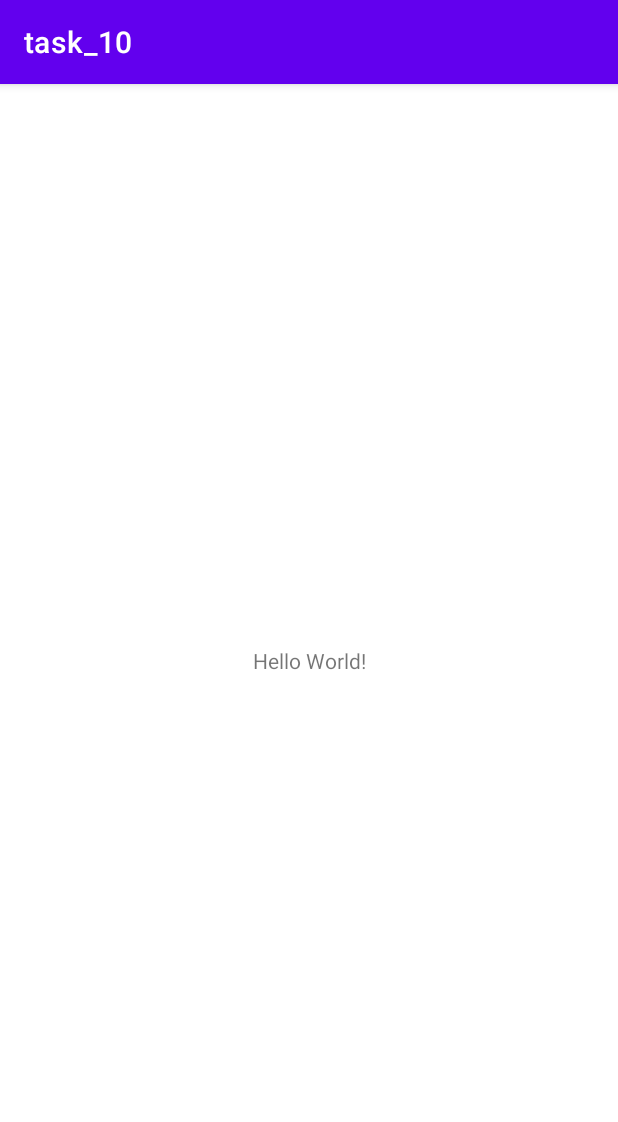
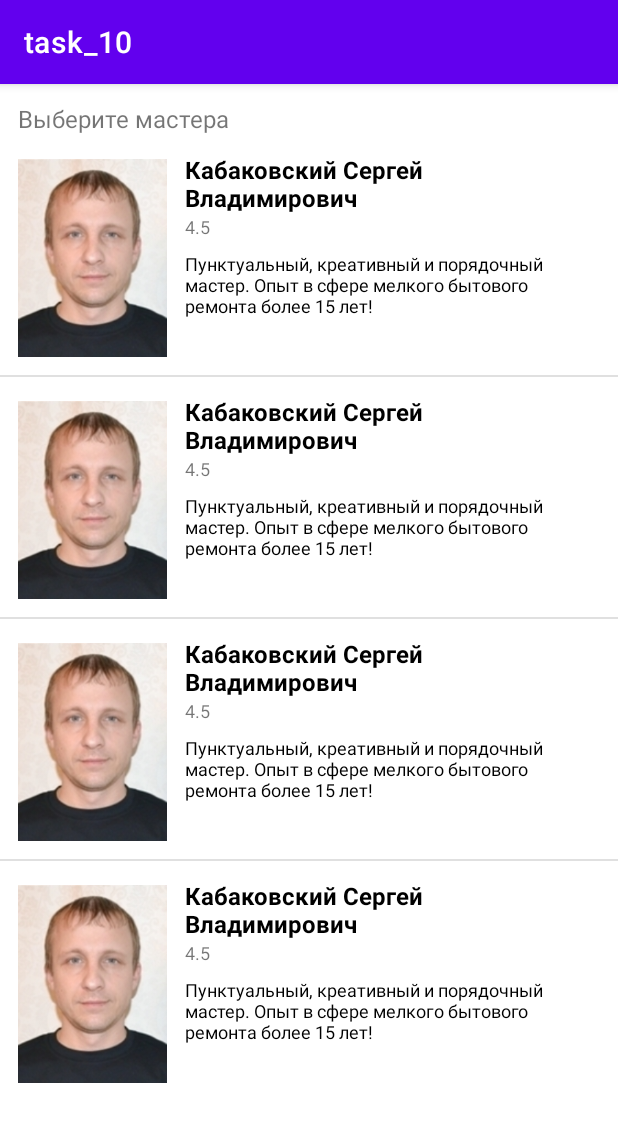
Before and after one commit to ianomokonov/mobile_2021, an Android app: the screen it shows after launch (MainActivity), on a phone screen of 412 x 824 dp. Shown: the top 1122 px of the screen. Run offline under Robolectric (Android 15) with nearby library versions, the phone set to English and light mode, and no system bars.

Commit message:
список мастеров

```diff
--- a/task_10/app/src/main/java/com/example/task_10/MainActivity.java
+++ b/task_10/app/src/main/java/com/example/task_10/MainActivity.java
@@ -3,12 +3,27 @@ package com.example.task_10;
 import androidx.appcompat.app.AppCompatActivity;
 
 import android.os.Bundle;
+import android.widget.ArrayAdapter;
+import android.widget.ListView;
+
+import com.example.task_10.models.MainListItem;
 
 public class MainActivity extends AppCompatActivity {
-
+    MainListItem[] names = {
+            new MainListItem(R.drawable.first_master, "Кабаковский Сергей Владимирович", "Пунктуальный, креативный и порядочный мастер. Опыт в сфере мелкого бытового ремонта более 15 лет!", 4.5),
+            new MainListItem(R.drawable.first_master, "Кабаковский Сергей Владимирович", "Пунктуальный, креативный и порядочный мастер. Опыт в сфере мелкого бытового ремонта более 15 лет!", 4.5),
+            new MainListItem(R.drawable.first_master, "Кабаковский Сергей Владимирович", "Пунктуальный, креативный и порядочный мастер. Опыт в сфере мелкого бытового ремонта более 15 лет!", 4.5),
+            new MainListItem(R.drawable.first_master, "Кабаковский Сергей Владимирович", "Пунктуальный, креативный и порядочный мастер. Опыт в сфере мелкого бытового ремонта более 15 лет!", 4.5)
+    };
     @Override
     protected void onCreate(Bundle savedInstanceState) {
         super.onCreate(savedInstanceState);
         setContentView(R.layout.activity_main);
+
+        // находим список
+        ListView mainList = findViewById(R.id.mainList);
+
+        // присваиваем адаптер списку
+        mainList.setAdapter(new MainListAdapter(this, names));
     }
 }
--- /dev/null
+++ b/task_10/app/src/main/java/com/example/task_10/MainListAdapter.java
@@ -0,0 +1,62 @@
+package com.example.task_10;
+
+import android.annotation.SuppressLint;
+import android.app.Activity;
+import android.view.LayoutInflater;
+import android.view.View;
+import android.view.ViewGroup;
+import android.widget.ArrayAdapter;
+import android.widget.ImageView;
+import android.widget.TextView;
+
+import com.example.task_10.models.MainListItem;
+
+public class MainListAdapter extends ArrayAdapter<MainListItem> {
+    private final Activity context;
+    private final MainListItem[] names;
+
+    public MainListAdapter(Activity context, MainListItem[] names) {
+        super(context, R.layout.main_list_item, names);
+        this.context = context;
+        this.names = names;
+    }
+
+    // Класс для сохранения во внешний класс и для ограничения доступа
+    // из потомков класса
+    static class ViewHolder {
+        public ImageView imageView;
+        public TextView textView;
+        public TextView ratingView;
+        public TextView descriptionView;
+    }
+
+    @SuppressLint("SetTextI18n")
+    @Override
+    public View getView(int position, View convertView, ViewGroup parent) {
+        // ViewHolder буферизирует оценку различных полей шаблона элемента
+
+        ViewHolder holder;
+        // Очищает сущетсвующий шаблон, если параметр задан
+        // Работает только если базовый шаблон для всех классов один и тот же
+        View rowView = convertView;
+        if (rowView == null) {
+            LayoutInflater inflater = context.getLayoutInflater();
+            rowView = inflater.inflate(R.layout.main_list_item, null, true);
+            holder = new ViewHolder();
+            holder.textView = rowView.findViewById(R.id.label);
+            holder.imageView = rowView.findViewById(R.id.icon);
+            holder.ratingView = rowView.findViewById(R.id.rating);
+            holder.descriptionView = rowView.findViewById(R.id.description);
+            rowView.setTag(holder);
+        } else {
+            holder = (ViewHolder) rowView.getTag();
+        }
+
+        holder.textView.setText(names[position].Name);
+        holder.imageView.setImageResource(names[position].Image);
+        holder.ratingView.setText(names[position].Rating.toString());
+        holder.descriptionView.setText(names[position].Description);
+
+        return rowView;
+    }
+}
--- /dev/null
+++ b/task_10/app/src/main/java/com/example/task_10/models/MainListItem.java
@@ -0,0 +1,21 @@
+package com.example.task_10.models;
+
+import android.app.Activity;
+
+import androidx.annotation.DrawableRes;
+
+import com.example.task_10.R;
+
+public class MainListItem {
+    public Integer Image;
+    public String Name;
+    public String Description;
+    public Double Rating;
+
+    public MainListItem(Integer Image, String Name, String Description, Double Rating) {
+        this.Image = Image;
+        this.Name = Name;
+        this.Description = Description;
+        this.Rating = Rating;
+    }
+}
--- a/task_10/app/src/main/res/layout/activity_main.xml
+++ b/task_10/app/src/main/res/layout/activity_main.xml
@@ -7,12 +7,19 @@
     tools:context=".MainActivity">
 
     <TextView
+        android:id="@+id/chooseMasterLabel"
         android:layout_width="wrap_content"
         android:layout_height="wrap_content"
-        android:text="Hello World!"
-        app:layout_constraintBottom_toBottomOf="parent"
+        android:text="Выберите мастера"
+        android:textSize="16sp"
+        android:layout_marginTop="12dp"
+        android:layout_marginStart="12dp"
         app:layout_constraintLeft_toLeftOf="parent"
-        app:layout_constraintRight_toRightOf="parent"
         app:layout_constraintTop_toTopOf="parent" />
+    <ListView
+        android:id="@+id/mainList"
+        android:layout_width="match_parent"
+        android:layout_height="wrap_content"
+        app:layout_constraintTop_toBottomOf="@+id/chooseMasterLabel"/>
 
 </androidx.constraintlayout.widget.ConstraintLayout>
--- /dev/null
+++ b/task_10/app/src/main/res/layout/main_list_item.xml
@@ -0,0 +1,64 @@
+<?xml version="1.0" encoding="utf-8"?>
+<androidx.constraintlayout.widget.ConstraintLayout xmlns:android="http://schemas.android.com/apk/res/android"
+    android:layout_width="match_parent"
+    android:layout_height="match_parent"
+    xmlns:app="http://schemas.android.com/apk/res-auto">
+    <LinearLayout
+        android:layout_width="match_parent"
+        android:layout_height="wrap_content"
+        app:layout_constraintLeft_toLeftOf="parent"
+        app:layout_constraintTop_toTopOf="parent"
+        android:padding="12dp">
+        <ImageView
+            android:id="@+id/icon"
+            android:layout_width="99dp"
+            android:layout_height="132dp"
+            android:layout_marginTop="4dp"
+            app:layout_constraintLeft_toLeftOf="parent"
+            app:layout_constraintTop_toTopOf="parent"
+            android:src="@drawable/ic_launcher_background" >
+        </ImageView>
+        <LinearLayout
+            android:layout_width="match_parent"
+            android:layout_height="wrap_content"
+            app:layout_constraintLeft_toRightOf="@id/icon"
+            app:layout_constraintTop_toTopOf="parent"
+            android:paddingStart="12dp"
+            android:paddingEnd="12dp"
+            android:orientation="vertical">
+            <TextView
+                android:id="@+id/label"
+                app:layout_constraintLeft_toLeftOf="parent"
+                app:layout_constraintTop_toTopOf="parent"
+                android:layout_width="wrap_content"
+                android:layout_height="wrap_content"
+                android:text="Имя"
+                android:textStyle="bold"
+                android:textColor="@color/black"
+                android:textSize="16sp" >
+            </TextView>
+            <TextView
+                android:id="@+id/rating"
+                app:layout_constraintLeft_toLeftOf="parent"
+                app:layout_constraintTop_toTopOf="parent"
+                android:layout_width="wrap_content"
+                android:layout_height="wrap_content"
+                android:text="4.8"
+                android:textSize="12sp" >
+            </TextView>
+            <TextView
+                android:id="@+id/description"
+                app:layout_constraintLeft_toLeftOf="parent"
+                app:layout_constraintTop_toTopOf="parent"
+                android:layout_width="wrap_content"
+                android:layout_height="wrap_content"
+                android:text="Описание"
+                android:textColor="@color/black"
+                android:layout_marginTop="8dp"
+                android:textSize="12sp" >
+            </TextView>
+        </LinearLayout>
+
+    </LinearLayout>
+
+</androidx.constraintlayout.widget.ConstraintLayout>
```
Also changed, not shown: task_10/app/src/main/res/drawable/first_master.jpg (added).
